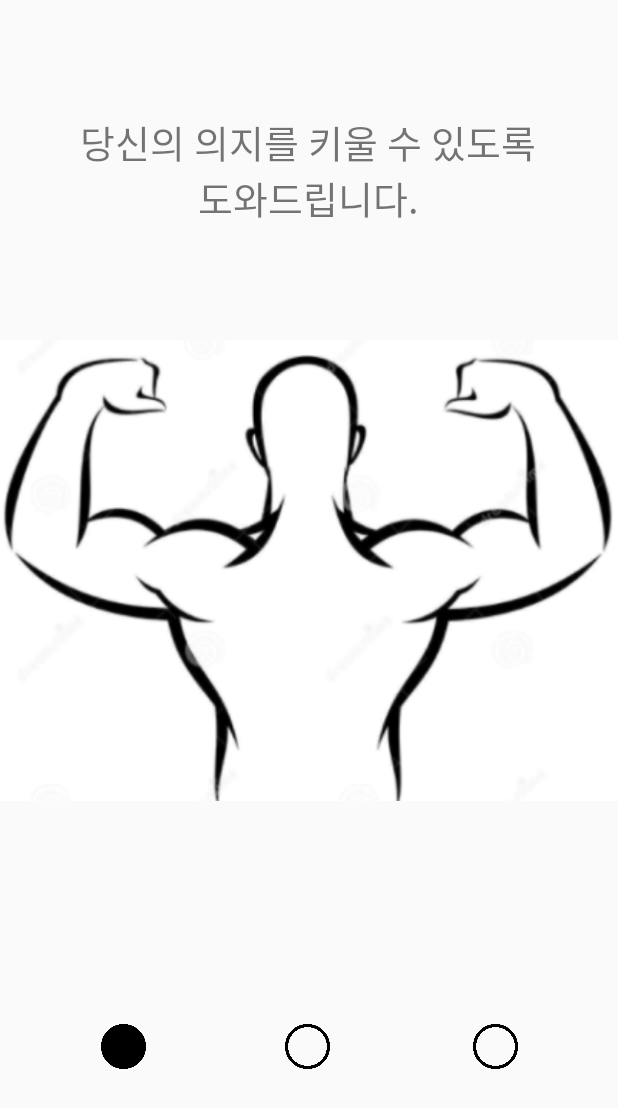
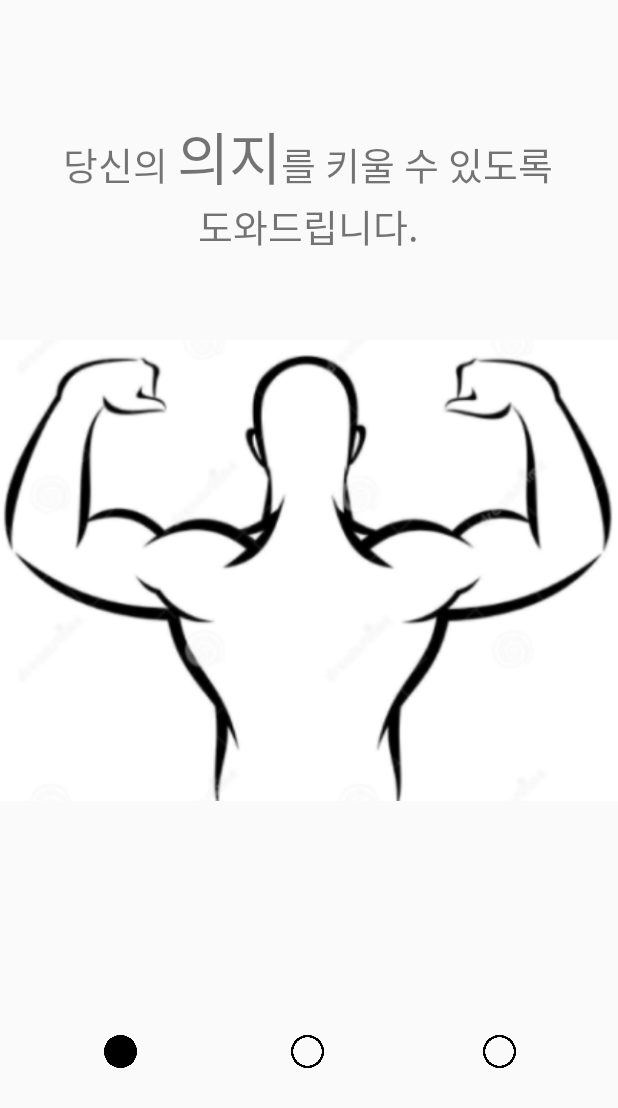
Before and after one commit to JongHoP/Gold_been_time, an Android app: the screen it shows after launch (MainActivity), on a phone screen of 412 x 824 dp. Shown: the top 1108 px of the screen. Run offline under Robolectric (Android 15) with nearby library versions, the light colour scheme and no system bars.

Commit message:
레이아웃 수정

```diff
--- a/TestSplash1/app/src/main/java/com/example/testsplash/Color2Fragment.java
+++ b/TestSplash1/app/src/main/java/com/example/testsplash/Color2Fragment.java
@@ -1,9 +1,13 @@
 package com.example.testsplash;
 
 import android.os.Bundle;
+import android.text.Spannable;
+import android.text.Spanned;
+import android.text.style.RelativeSizeSpan;
 import android.view.LayoutInflater;
 import android.view.View;
 import android.view.ViewGroup;
+import android.widget.TextView;
 
 import androidx.fragment.app.Fragment;
 
@@ -23,6 +27,8 @@ public class Color2Fragment extends Fragment {
     // TODO: Rename and change types of parameters
     private String mParam1;
     private String mParam2;
+
+    TextView textView;
 
     public Color2Fragment() {
         // Required empty public constructor
@@ -60,6 +66,13 @@ public class Color2Fragment extends Fragment {
     public View onCreateView(LayoutInflater inflater, ViewGroup container,
                              Bundle savedInstanceState) {
         // Inflate the layout for this fragment
-        return inflater.inflate(R.layout.viewfragment_color5, container, false);
+        View view = inflater.inflate(R.layout.viewfragment_color5, null);
+
+        textView = (TextView) view.findViewById(R.id.textView1);
+        Spannable span1 = (Spannable) textView.getText();         //getText();
+        span1.setSpan(new RelativeSizeSpan(1.5f), 15, 18, Spanned.SPAN_EXCLUSIVE_EXCLUSIVE);
+
+        //return inflater.inflate(R.layout.viewfragment_color5, container, false);
+        return view;
     }
 }
--- a/TestSplash1/app/src/main/java/com/example/testsplash/ColorFragment.java
+++ b/TestSplash1/app/src/main/java/com/example/testsplash/ColorFragment.java
@@ -1,11 +1,17 @@
 package com.example.testsplash;
 
 import android.os.Bundle;
+import android.text.Spannable;
+import android.text.Spanned;
+import android.text.style.RelativeSizeSpan;
+import android.text.style.UnderlineSpan;
 import android.view.LayoutInflater;
 import android.view.View;
 import android.view.ViewGroup;
+import android.widget.TextView;
 
 import androidx.fragment.app.Fragment;
+import androidx.fragment.app.FragmentManager;
 
 
 public class ColorFragment extends Fragment {
@@ -16,6 +22,8 @@ public class ColorFragment extends Fragment {
 
     private String mParam1;
     private String mParam2;
+
+    TextView textView;
 
     public ColorFragment() {
         // Required empty public constructor
@@ -45,6 +53,13 @@ public class ColorFragment extends Fragment {
     public View onCreateView(LayoutInflater inflater, ViewGroup container,
                              Bundle savedInstanceState) {
         // Inflate the layout for this fragment
-        return inflater.inflate(R.layout.viewfragment_color4, container, false);
+        View view = inflater.inflate(R.layout.viewfragment_color4, null);
+
+        textView = (TextView) view.findViewById(R.id.textView);
+        Spannable span = (Spannable) textView.getText();         //getText();
+        span.setSpan(new RelativeSizeSpan(1.5f), 4, 6, Spanned.SPAN_EXCLUSIVE_EXCLUSIVE);
+
+        //return inflater.inflate(R.layout.viewfragment_color4, container, false);
+        return view;
     }
 }
--- a/TestSplash1/app/src/main/java/com/example/testsplash/DayMainActivity.java
+++ b/TestSplash1/app/src/main/java/com/example/testsplash/DayMainActivity.java
@@ -36,7 +36,7 @@ public class DayMainActivity extends AppCompatActivity{
         btn1.setOnClickListener(new View.OnClickListener() {
             @Override
             public void onClick(View v) {
-                DatePickerDialog dialog = new DatePickerDialog(DayMainActivity.this, callbackMethod, 2021, 10, 30);
+                DatePickerDialog dialog = new DatePickerDialog(DayMainActivity.this,  R.style.DayPickerTheme, callbackMethod, 2021, 10, 30);
                 dialog.show();
             }
         });
@@ -46,7 +46,7 @@ public class DayMainActivity extends AppCompatActivity{
             @Override
             public void onClick(View v) {
                 TimePickerDialog timePickerDialog = new TimePickerDialog
-                        (DayMainActivity.this, new TimePickerDialog.OnTimeSetListener() {
+                        (DayMainActivity.this, R.style.TimePickerTheme, new TimePickerDialog.OnTimeSetListener() {
                             @Override
                             public void onTimeSet(TimePicker view, int hourOfDay, int minute) {
                                 TextView textView_time = (TextView)findViewById(R.id.textView_time);
--- a/TestSplash1/app/src/main/java/com/example/testsplash/DayMainActivity2.java
+++ b/TestSplash1/app/src/main/java/com/example/testsplash/DayMainActivity2.java
@@ -34,7 +34,7 @@ public class DayMainActivity2 extends AppCompatActivity{
         btn1.setOnClickListener(new View.OnClickListener() {
             @Override
             public void onClick(View v) {
-                DatePickerDialog dialog = new DatePickerDialog(DayMainActivity2.this, callbackMethod, 2021, 10, 30);
+                DatePickerDialog dialog = new DatePickerDialog(DayMainActivity2.this,  R.style.DayPickerTheme, callbackMethod, 2021, 10, 30);
                 dialog.show();
             }
         });
@@ -44,7 +44,7 @@ public class DayMainActivity2 extends AppCompatActivity{
             @Override
             public void onClick(View v) {
                 TimePickerDialog timePickerDialog = new TimePickerDialog
-                        (DayMainActivity2.this, new TimePickerDialog.OnTimeSetListener() {
+                        (DayMainActivity2.this, R.style.TimePickerTheme, new TimePickerDialog.OnTimeSetListener() {
                             @Override
                             public void onTimeSet(TimePicker view, int hourOfDay, int minute) {
                                 TextView textView_time = (TextView)findViewById(R.id.textView_time);
--- a/TestSplash1/app/src/main/res/layout/main_before_lock.xml
+++ b/TestSplash1/app/src/main/res/layout/main_before_lock.xml
@@ -25,7 +25,7 @@
                     android:layout_width="match_parent"
                     android:layout_height="wrap_content"
                     android:gravity="center"
-                    android:text="@string/temp"
+                    android:text="Content"
                     android:textSize="30sp">
 
                 </TextView>
--- a/TestSplash1/app/src/main/res/layout/viewfragment_color4.xml
+++ b/TestSplash1/app/src/main/res/layout/viewfragment_color4.xml
@@ -15,6 +15,7 @@
         android:gravity="center"
         android:text="당신의 의지를 키울 수 있도록 도와드립니다."
         android:textSize="25dp"
+        android:bufferType="spannable"
         app:layout_constraintBottom_toBottomOf="parent"
         app:layout_constraintHorizontal_bias="0.493"
         app:layout_constraintLeft_toLeftOf="parent"
@@ -36,8 +37,8 @@
 
     <ImageView
         android:id="@+id/imageView3"
-        android:layout_width="30dp"
-        android:layout_height="30dp"
+        android:layout_width="22dp"
+        android:layout_height="22dp"
         android:scaleType="fitCenter"
         app:layout_constraintBottom_toBottomOf="parent"
         app:layout_constraintHorizontal_bias="0.177"
@@ -49,8 +50,8 @@
 
     <ImageView
         android:id="@+id/imageView4"
-        android:layout_width="30dp"
-        android:layout_height="30dp"
+        android:layout_width="22dp"
+        android:layout_height="22dp"
         android:scaleType="fitCenter"
         app:layout_constraintBottom_toBottomOf="parent"
         app:layout_constraintHorizontal_bias="0.825"
@@ -62,8 +63,8 @@
 
     <ImageView
         android:id="@+id/imageView5"
-        android:layout_width="30dp"
-        android:layout_height="30dp"
+        android:layout_width="22dp"
+        android:layout_height="22dp"
         android:scaleType="fitCenter"
         app:layout_constraintBottom_toBottomOf="parent"
         app:layout_constraintHorizontal_bias="0.498"
```
Also changed, not shown: TestSplash1/app/src/main/java/com/example/testsplash/Color3Fragment.java (+16 -2 lines), TestSplash1/app/src/main/java/com/example/testsplash/MainBeforeLock.java (+13 -0 lines), TestSplash1/app/src/main/res/layout/viewfragment_color5.xml (+8 -7 lines), TestSplash1/app/src/main/res/layout/viewfragment_color6.xml (+8 -7 lines), TestSplash1/app/src/main/res/values/themes.xml (+11 -0 lines).
